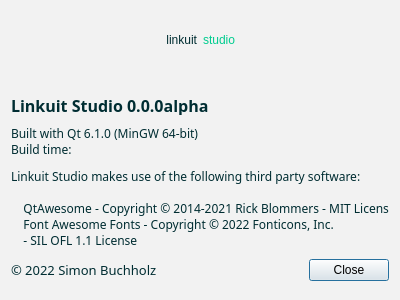
The window that AboutDialog.ui (SimonBuxx/Linkuit-Studio) describes before a commit, drawn with Qt 5.
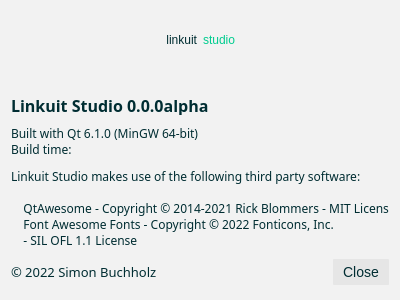
The same window after the commit. Icons and pictures are not drawn.

Patch:
```diff
--- a/AboutDialog.ui
+++ b/AboutDialog.ui
@@ -73,7 +73,32 @@
       </font>
      </property>
      <property name="styleSheet">
-      <string notr="true"/>
+      <string notr="true">QPushButton
+{
+    padding: 5px 10px;
+    border-radius: 1px;
+    background: rgb(230, 230, 230);
+    font-family: 'Source Sans Pro';
+    font-size: 14px;
+    color: rgb(0, 45, 50);
+}
+
+QPushButton:hover
+{
+    background: rgb(220, 220, 220);
+}
+
+QPushButton:pressed
+{
+    background: rgb(200, 200, 200);
+}
+
+QPushButton:checked
+{
+    background: rgb(0, 204, 143);
+}
+
+</string>
      </property>
      <property name="orientation">
       <enum>Qt::Horizontal</enum>
```
